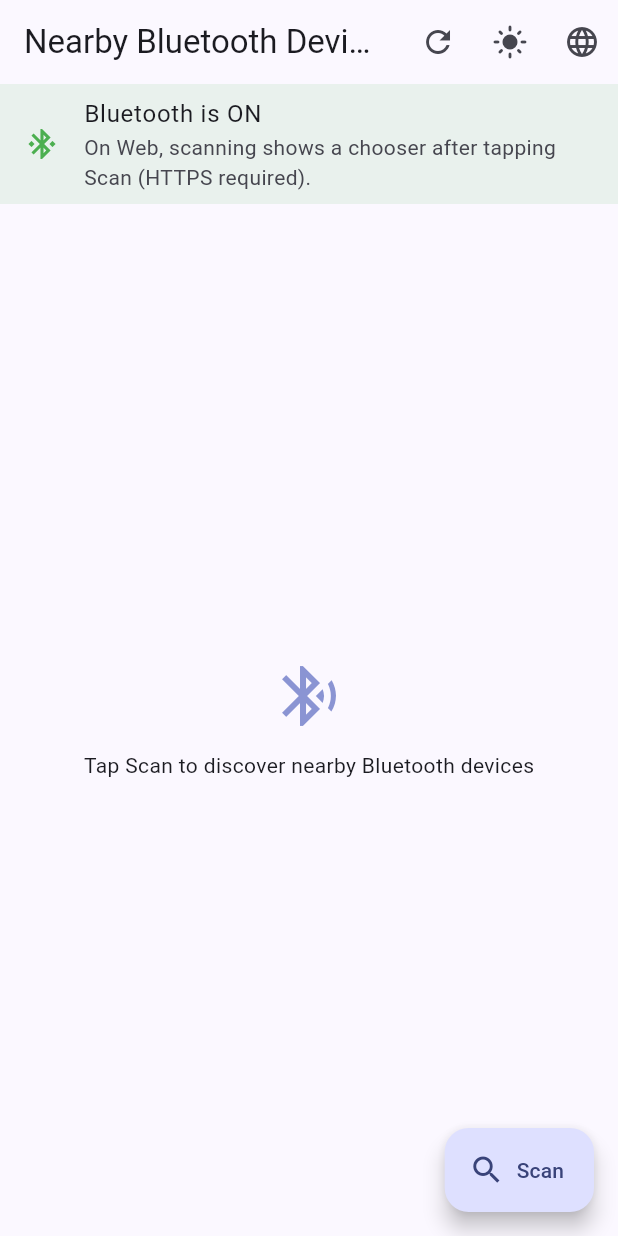
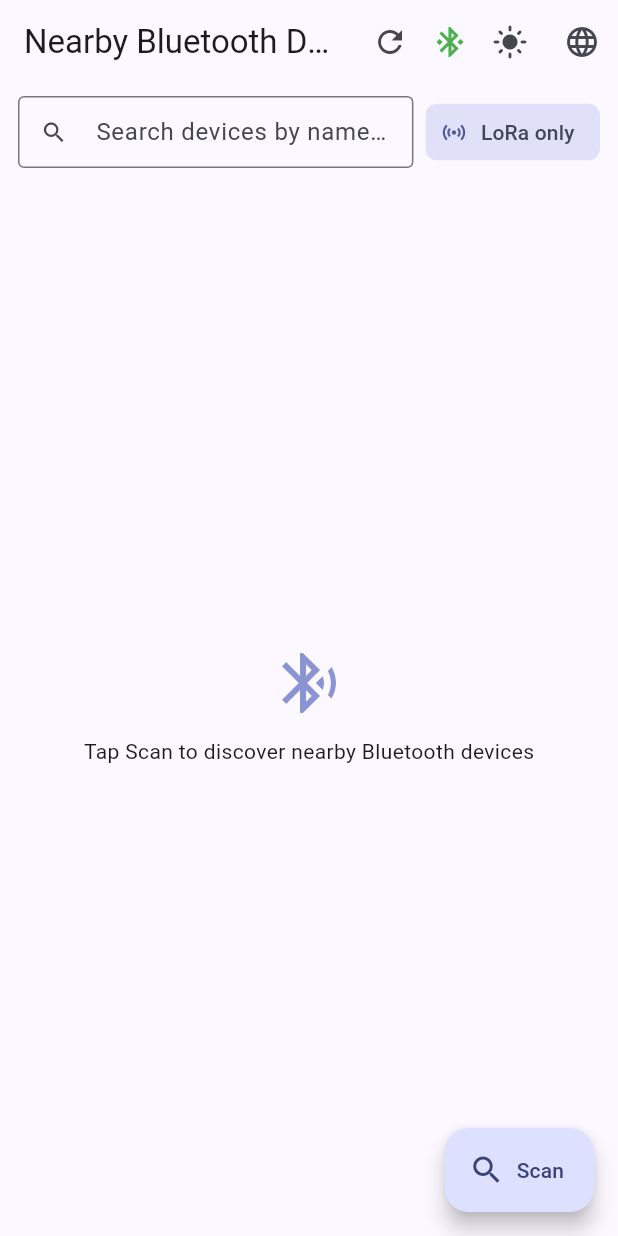
Before and after one commit to riomus/mesh, a Flutter app: the screen it shows after launch, on a phone screen of 412 x 824 dp. Run offline on Flutter 3.47's test engine with Material 3 defaults, Android fonts, the phone set to English and light mode, and no system bars; our stand-ins replace flutter_blue_plus, permission_handler.

Commit message:
feat: device search + meshtastic recognition

```diff
--- /dev/null
+++ b/lib/config/lora_config.dart
@@ -0,0 +1,54 @@
+import 'dart:convert';
+import 'package:flutter/services.dart' show rootBundle;
+import 'package:flutter_blue_plus/flutter_blue_plus.dart';
+
+/// LoRa related configuration and helpers.
+///
+/// UUIDs can be provided via an optional asset file: `assets/config/lora_services.json`
+/// with structure: { "serviceUuids": ["uuid-1", "uuid-2", ...] }
+/// If the asset isn't present, a safe default (Meshtastic UUID) is used.
+class LoraConfig {
+  static const String _assetPath = 'assets/config/lora_services.json';
+
+  /// Default Meshtastic primary service UUID.
+  static const String _defaultMeshtasticUuid =
+      '6ba1b218-15a8-461f-9fa8-5dcae273eafd';
+
+  static Set<String>? _normalizedServiceUuidSet; // cached, normalized
+
+  /// Ensure the configuration is loaded once. Safe to call multiple times.
+  static Future<void> ensureLoaded() async {
+    if (_normalizedServiceUuidSet != null) return;
+    try {
+      final jsonStr = await rootBundle.loadString(_assetPath);
+      final data = json.decode(jsonStr) as Map<String, dynamic>;
+      final list = (data['serviceUuids'] as List<dynamic>?)
+          ?.map((e) => e.toString())
+          .where((s) => s.trim().isNotEmpty)
+          .toList();
+      if (list != null && list.isNotEmpty) {
+        _normalizedServiceUuidSet = list.map(_norm).toSet();
+        return;
+      }
+    } catch (_) {
+      // Ignore missing asset or parse errors; fall back to default.
+    }
+    _normalizedServiceUuidSet = {_norm(_defaultMeshtasticUuid)};
+  }
+
+  /// Returns true if the provided scan result advertises any configured LoRa service UUID.
+  static bool isLoraDevice(ScanResult r) {
+    final set = _normalizedServiceUuidSet ?? {_norm(_defaultMeshtasticUuid)};
+    // Check service UUIDs advertised
+    for (final guid in r.advertisementData.serviceUuids) {
+      if (set.contains(_norm(guid.str))) return true;
+    }
+    return false;
+  }
+
+  static String _norm(String s) => s.toLowerCase().replaceAll(RegExp(r'[^a-f0-9]'), '');
+}
+
+/// Convenience top-level forwarders.
+Future<void> ensureLoraConfigLoaded() => LoraConfig.ensureLoaded();
+bool isLoraDevice(ScanResult r) => LoraConfig.isLoraDevice(r);
--- a/lib/l10n/app_en.arb
+++ b/lib/l10n/app_en.arb
@@ -32,5 +32,8 @@
   "webNote": "On Web, scanning shows a chooser after tapping Scan (HTTPS required).",
 
   "tapScanToDiscover": "Tap Scan to discover nearby Bluetooth devices",
-  "unknown": "unknown"
+  "unknown": "unknown",
+  "searchHint": "Search devices by name or ID",
+  "loraOnlyFilterLabel": "LoRa only",
+  "meshtasticLabel": "Meshtastic"
 }
--- a/lib/l10n/app_localizations.dart
+++ b/lib/l10n/app_localizations.dart
@@ -271,6 +271,24 @@ abstract class AppLocalizations {
   /// In en, this message translates to:
   /// **'unknown'**
   String get unknown;
+
+  /// No description provided for @searchHint.
+  ///
+  /// In en, this message translates to:
+  /// **'Search devices by name or ID'**
+  String get searchHint;
+
+  /// No description provided for @loraOnlyFilterLabel.
+  ///
+  /// In en, this message translates to:
+  /// **'LoRa only'**
+  String get loraOnlyFilterLabel;
+
+  /// No description provided for @meshtasticLabel.
+  ///
+  /// In en, this message translates to:
+  /// **'Meshtastic'**
+  String get meshtasticLabel;
 }
 
 class _AppLocalizationsDelegate
--- a/lib/l10n/app_localizations_en.dart
+++ b/lib/l10n/app_localizations_en.dart
@@ -104,4 +104,13 @@ class AppLocalizationsEn extends AppLocalizations {
 
   @override
   String get unknown => 'unknown';
+
+  @override
+  String get searchHint => 'Search devices by name or ID';
+
+  @override
+  String get loraOnlyFilterLabel => 'LoRa only';
+
+  @override
+  String get meshtasticLabel => 'Meshtastic';
 }
--- a/lib/pages/scanner_page.dart
+++ b/lib/pages/scanner_page.dart
@@ -5,9 +5,9 @@ import 'package:flutter_blue_plus/flutter_blue_plus.dart';
 import 'package:permission_handler/permission_handler.dart';
 
 import '../l10n/app_localizations.dart';
-import '../widgets/adapter_banner.dart';
 import '../widgets/device_tile.dart';
 import '../widgets/empty_state.dart';
+import '../config/lora_config.dart';
 
 class ScannerPage extends StatefulWidget {
   final VoidCallback? onToggleTheme;
@@ -24,6 +24,10 @@ class _ScannerPageState extends State<ScannerPage> {
   StreamSubscription<List<ScanResult>>? _sub;
   bool _scanning = false;
   final Map<DeviceIdentifier, ScanResult> _results = {};
+  final TextEditingController _searchController = TextEditingController();
+  String _query = '';
+  Timer? _debounce;
+  bool _loraOnly = true; // ticker: show only LoRa devices by default
 
   @override
   void initState() {
@@ -35,11 +39,25 @@ class _ScannerPageState extends State<ScannerPage> {
         }
       });
     });
+    // Warm up LoRa config (async). When loaded, refresh list.
+    // Ignore errors; defaults will be used.
+    // Delayed to next event loop to avoid setState during build warnings.
+    Future.microtask(() async {
+      try {
+        // lazy-load config
+        await LoraConfig.ensureLoaded();
+        if (mounted) setState(() {});
+      } catch (_) {
+        // ignore
+      }
+    });
   }
 
   @override
   void dispose() {
     _sub?.cancel();
+    _debounce?.cancel();
+    _searchController.dispose();
     super.dispose();
   }
 
@@ -80,10 +98,21 @@ class _ScannerPageState extends State<ScannerPage> {
     setState(() => _scanning = false);
   }
 
+  void _onQueryChanged(String value) {
+    _debounce?.cancel();
+    _debounce = Timer(const Duration(milliseconds: 200), () {
+      if (!mounted) return;
+      setState(() {
+        _query = value;
+      });
+    });
+  }
+
   @override
   Widget build(BuildContext context) {
     final t = AppLocalizations.of(context)!;
-    final devices = _results.values.toList()
+    final base = _filteredDevices(_results.values, _query);
+    final devices = (_loraOnly ? base.where(isLoraDevice).toList() : base)
       ..sort((a, b) => (b.rssi).compareTo(a.rssi));
 
     return Scaffold(
@@ -94,6 +123,41 @@ class _ScannerPageState extends State<ScannerPage> {
             icon: Icon(_scanning ? Icons.stop : Icons.refresh),
             tooltip: _scanning ? t.stop : t.scan,
             onPressed: _scanning ? _stopScan : _startScan,
+          ),
+          // Bluetooth adapter state indicator in the top-right corner
+          StreamBuilder<BluetoothAdapterState>(
+            stream: FlutterBluePlus.adapterState,
+            initialData: FlutterBluePlus.adapterStateNow,
+            builder: (context, snapshot) {
+              final state = snapshot.data;
+              IconData icon;
+              Color color;
+              String tooltip;
+              switch (state) {
+                case BluetoothAdapterState.on:
+                  icon = Icons.bluetooth_connected;
+                  color = Colors.green;
+                  tooltip = AppLocalizations.of(context)!.bluetoothOn;
+                  break;
+                case BluetoothAdapterState.off:
+                  icon = Icons.bluetooth_disabled;
+                  color = Colors.red;
+                  tooltip = AppLocalizations.of(context)!.bluetoothOff;
+                  break;
+                default:
+                  final name = state?.name ?? AppLocalizations.of(context)!.unknown;
+                  icon = Icons.bluetooth;
+                  color = Colors.orange;
+                  tooltip = AppLocalizations.of(context)!.bluetoothState(name);
+              }
+              return Padding(
+                padding: const EdgeInsets.symmetric(horizontal: 4),
+                child: Tooltip(
+                  message: tooltip,
+                  child: Icon(icon, color: color),
+                ),
+              );
+            },
           ),
           IconButton(
             icon: Icon(
@@ -140,7 +204,49 @@ class _ScannerPageState extends State<ScannerPage> {
       ),
       body: Column(
         children: [
-          const AdapterBanner(),
+          Padding(
+            padding: const EdgeInsets.fromLTRB(12, 8, 12, 6),
+            child: Row(
+              children: [
+                Expanded(
+                  child: TextField(
+                    controller: _searchController,
+                    textInputAction: TextInputAction.search,
+                    decoration: InputDecoration(
+                      prefixIcon: const Icon(Icons.search),
+                      hintText: t.searchHint,
+                      border: const OutlineInputBorder(),
+                      isDense: true,
+                      suffixIcon: _query.isNotEmpty
+                          ? IconButton(
+                              tooltip: MaterialLocalizations.of(context).deleteButtonTooltip,
+                              icon: const Icon(Icons.clear),
+                              onPressed: () {
+                                _searchController.clear();
+                                _onQueryChanged('');
+                              },
+                            )
+                          : null,
+                    ),
+                    onChanged: _onQueryChanged,
+                  ),
+                ),
+                const SizedBox(width: 8),
+                FilterChip(
+                  label: Text(t.loraOnlyFilterLabel),
+                  // Avoid the checkmark (ticker) drawing over the icon by hiding it
+                  // and use icon color to indicate selection state.
+                  avatar: Icon(
+                    Icons.sensors,
+                    color: _loraOnly ? Theme.of(context).colorScheme.primary : null,
+                  ),
+                  selected: _loraOnly,
+                  showCheckmark: false,
+                  onSelected: (v) => setState(() => _loraOnly = v),
+                ),
+              ],
+            ),
+          ),
           Expanded(
             child: devices.isEmpty
                 ? const EmptyState()
@@ -173,3 +279,32 @@ String _localeLabel(Locale locale) {
       return locale.toLanguageTag();
   }
 }
+
+List<ScanResult> _filteredDevices(Iterable<ScanResult> input, String query) {
+  final q = query.trim().toLowerCase();
+  if (q.isEmpty) return input.toList();
+
+  final tokens = q.split(RegExp(r"\s+")).where((t) => t.isNotEmpty).toList();
+
+  bool matches(ScanResult r) {
+    final advName = r.advertisementData.advName;
+    final id = r.device.remoteId.str;
+
+    String normalize(String s) => s.toLowerCase();
+
+    final fields = <String>{
+      normalize(advName),
+      normalize(id),
+    }..removeWhere((e) => e.isEmpty);
+
+    // A device matches if every token is found in any field (AND across tokens, OR across fields)
+
+    for (final tok in tokens) {
+      final tokNorm = tok;
+      final ok = fields.any((f) => f.contains(tokNorm));
+      if (!ok) return false;
+    }
+    return true;
+  }
+  return input.where(matches).toList();
+}
```
Also changed, not shown: lib/l10n/app_localizations_pl.dart (+17 -8 lines), lib/l10n/app_pl.arb (+11 -8 lines), lib/widgets/device_tile.dart (+23 -1 lines). Lines whose indentation alone changed are shown as unchanged.
